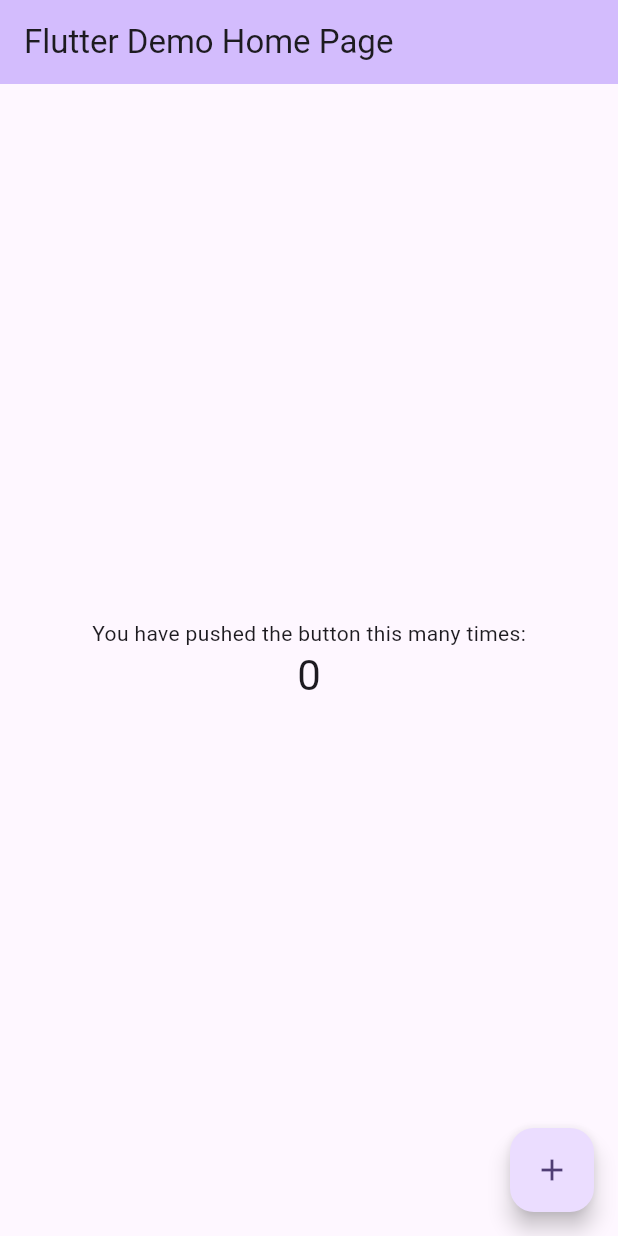
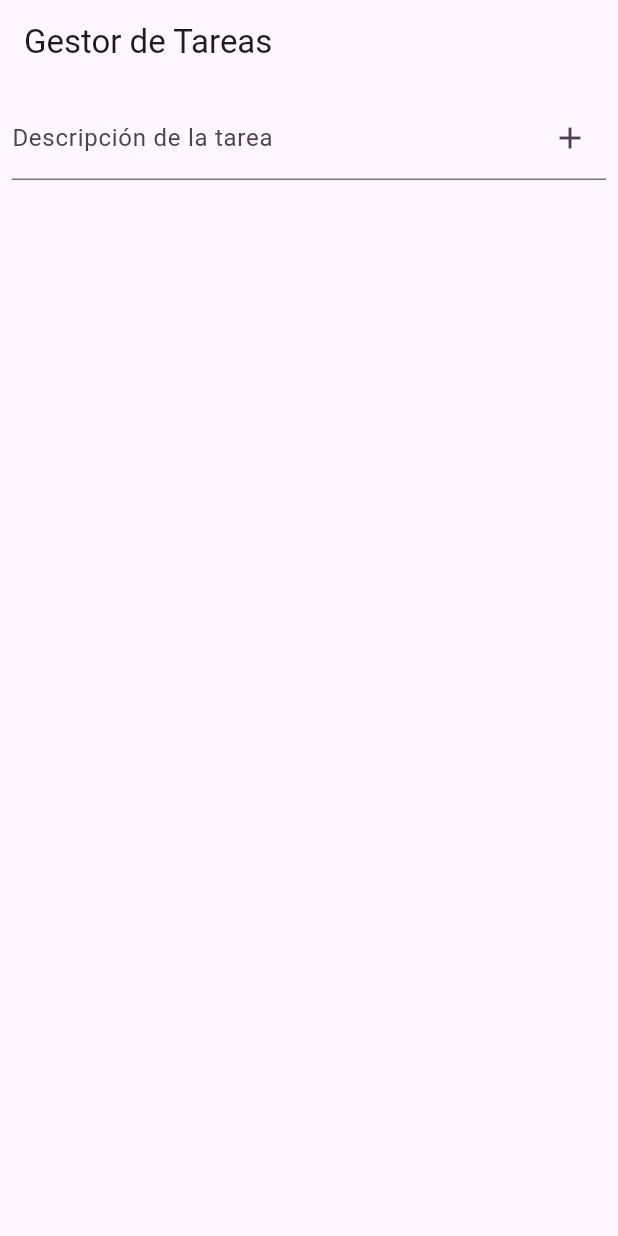
Before and after one commit to Ginex5/flutterTareas, a Flutter app: the screen it shows after launch, on a phone screen of 412 x 824 dp. Run offline on Flutter 3.47's test engine with Material 3 defaults, Android fonts, the phone set to English and light mode, and no system bars.

Commit message:
Aplicación realizado

```diff
--- /dev/null
+++ b/lib/gestor_de_tareas.dart
@@ -0,0 +1,17 @@
+import 'tarea.dart';
+
+class GestorDeTareas {
+  List<Tarea> tareas = [];
+
+  void agregarTarea(Tarea tarea) {
+    tareas.add(tarea);
+  }
+
+  void eliminarTarea(int index) {
+    tareas.removeAt(index);
+  }
+
+  void marcarComoCompletada(int index) {
+    tareas[index].completada = !tareas[index].completada;
+  }
+}
--- a/lib/main.dart
+++ b/lib/main.dart
@@ -1,83 +1,86 @@
 import 'package:flutter/material.dart';
+import 'gestor_de_tareas.dart';
+import 'tarea.dart';
 
 void main() {
-  runApp(const MyApp());
+  runApp(const MiAppDeTareas());
 }
 
-class MyApp extends StatelessWidget {
-  const MyApp({super.key});
+class MiAppDeTareas extends StatelessWidget {
+  const MiAppDeTareas({super.key});
 
-  // This widget is the root of your application.
   @override
   Widget build(BuildContext context) {
-    return MaterialApp(
-      title: 'Flutter Demo',
-      theme: ThemeData(
-        // This is the theme of your application.
-        //
-        // TRY THIS: Try running your application with "flutter run". You'll see
-        // the application has a purple toolbar. Then, without quitting the app,
-        // try changing the seedColor in the colorScheme below to Colors.green
-        // and then invoke "hot reload" (save your changes or press the "hot
-        // reload" button in a Flutter-supported IDE, or press "r" if you used
-        // the command line to start the app).
-        //
-        // Notice that the counter didn't reset back to zero; the application
-        // state is not lost during the reload. To reset the state, use hot
-        // restart instead.
-        //
-        // This works for code too, not just values: Most code changes can be
-        // tested with just a hot reload.
-        colorScheme: ColorScheme.fromSeed(seedColor: Colors.deepPurple),
-        useMaterial3: true,
-      ),
-      home: const MyHomePage(title: 'Flutter Demo Home Page'),
+    return const MaterialApp(
+      home: PantallaDeTareas(),
     );
   }
 }
 
-class MyHomePage extends StatefulWidget {
-  const MyHomePage({super.key, required this.title});
-  final String title;
+class PantallaDeTareas extends StatefulWidget {
+  const PantallaDeTareas({super.key});
 
   @override
-  State<MyHomePage> createState() => _MyHomePageState();
+  // ignore: library_private_types_in_public_api
+  _PantallaDeTareasState createState() => _PantallaDeTareasState();
 }
 
-class _MyHomePageState extends State<MyHomePage> {
-  int _counter = 0;
+class _PantallaDeTareasState extends State<PantallaDeTareas> {
+  final GestorDeTareas gestorDeTareas = GestorDeTareas();
+  final TextEditingController controladorTexto = TextEditingController();
 
-  void _incrementCounter() {
+  void _agregarTarea() {
     setState(() {
-      _counter++;
+      gestorDeTareas.agregarTarea(Tarea(descripcion: controladorTexto.text));
+      controladorTexto.clear();
     });
   }
 
   @override
   Widget build(BuildContext context) {
     return Scaffold(
-      appBar: AppBar(
-        backgroundColor: Theme.of(context).colorScheme.inversePrimary,
-        title: Text(widget.title),
-      ),
-      body: Center(
-        child: Column(
-          mainAxisAlignment: MainAxisAlignment.center,
-          children: <Widget>[
-            const Text(
-              'You have pushed the button this many times:',
+      appBar: AppBar(title: const Text('Gestor de Tareas')),
+      body: Column(
+        children: [
+          Padding(
+            padding: const EdgeInsets.all(8.0),
+            child: TextField(
+              controller: controladorTexto,
+              decoration: InputDecoration(
+                labelText: 'Descripción de la tarea',
+                suffixIcon: IconButton(
+                  icon: const Icon(Icons.add),
+                  onPressed: _agregarTarea,
+                ),
+              ),
+              onSubmitted: (value) => _agregarTarea(),
             ),
-            Text(
-              '$_counter',
-              style: Theme.of(context).textTheme.headlineMedium,
+          ),
+          Expanded(
+            child: ListView.builder(
+              itemCount: gestorDeTareas.tareas.length,
+              itemBuilder: (context, index) {
+                final tarea = gestorDeTareas.tareas[index];
+                return ListTile(
+                  title: Text(tarea.descripcion),
+                  leading: IconButton(
+                    icon: Icon(tarea.completada ? Icons.check_box : Icons.check_box_outline_blank),
+                    onPressed: () => setState(() {
+                      gestorDeTareas.marcarComoCompletada(index);
+                    }),
+                  ),
+                  trailing: IconButton(
+                    icon: const Icon(Icons.delete),
+                    onPressed: () => setState(() {
+                      gestorDeTareas.eliminarTarea(index);
+                    }),
+                  ),
+                  tileColor: tarea.completada ? Colors.green[100] : null,
+                );
+              },
             ),
-          ],
-        ),
-      ),
-      floatingActionButton: FloatingActionButton(
-        onPressed: _incrementCounter,
-        tooltip: 'Increment',
-        child: const Icon(Icons.add),
+          ),
+        ],
       ),
     );
   }
--- /dev/null
+++ b/lib/tarea.dart
@@ -0,0 +1,6 @@
+class Tarea {
+  String descripcion;
+  bool completada;
+
+  Tarea({required this.descripcion, this.completada = false});
+}
```
